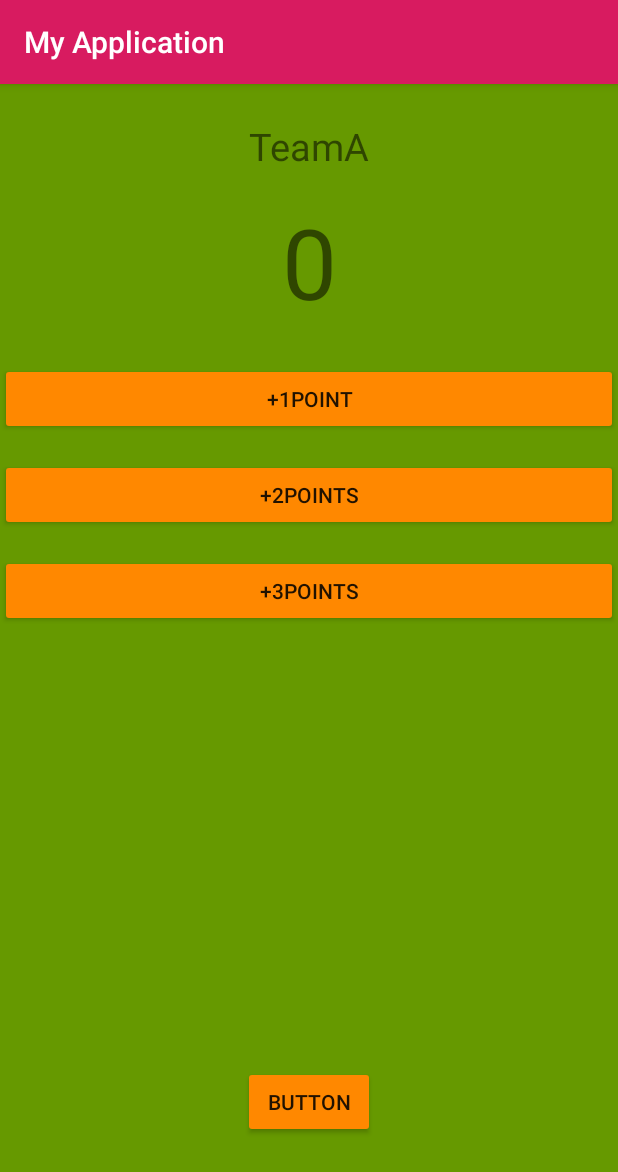
After one commit to SylviaZhang85/Hello, an Android app: the SecondActivity screen opened directly, with no data from a screen before it, on a phone screen of 412 x 824 dp. The commit adds this screen. Shown: the top 1172 px of the screen. Run offline under Robolectric (Android 15) with nearby library versions, the phone set to English and light mode, and no system bars.

Commit message:
计分程序

```diff
--- a/app/src/main/AndroidManifest.xml
+++ b/app/src/main/AndroidManifest.xml
@@ -9,6 +9,13 @@
         android:roundIcon="@mipmap/ic_launcher_round"
         android:supportsRtl="true"
         android:theme="@style/AppTheme">
+    <activity android:name=".SecondActivity">
+            <intent-filter>
+                <action android:name="android.intent.action.MAIN" />
+
+                <category android:name="android.intent.category.LAUNCHER" />
+            </intent-filter>
+        </activity>
         <activity android:name=".MainActivity">
             <intent-filter>
                 <action android:name="android.intent.action.MAIN" />
--- /dev/null
+++ b/app/src/main/java/com/swufe/myapplication/SecondActivity.java
@@ -0,0 +1,38 @@
+package com.swufe.myapplication;
+
+import androidx.appcompat.app.AppCompatActivity;
+
+import android.os.Bundle;
+import android.util.Log;
+import android.view.View;
+import android.widget.TextView;
+
+public class SecondActivity extends AppCompatActivity {
+
+    TextView score;
+
+    @Override
+    protected void onCreate(Bundle savedInstanceState) {
+        super.onCreate(savedInstanceState);
+        setContentView(R.layout.activity_second);
+
+        score = (TextView)findViewById(R.id.score);
+    }
+    public void btnAdd1(View btn){
+       showScore(3);
+    }
+    public void btnAdd2(View btn){
+       showScore(2);
+    }
+    public void btnAdd3(View btn){
+       showScore(1);
+    }
+    public void btnReset(View btn){
+   score.setText("0");
+    }
+    private void showScore(int inc){
+        Log.i("show","inc="+inc);
+        String oldScore = (String)score.getText();
+        int newScore=Integer.parseInt(oldScore)+inc ;
+        score.setText(""+ newScore);}
+}
--- a/app/src/main/res/layout/activity_main.xml
+++ b/app/src/main/res/layout/activity_main.xml
@@ -24,6 +24,7 @@
         android:layout_height="wrap_content"
         android:layout_marginBottom="30dp"
         android:ems="10"
+        android:hint="@string/hint_txt"
         android:inputType="text" />
 
     <Button
--- /dev/null
+++ b/app/src/main/res/layout/activity_second.xml
@@ -0,0 +1,75 @@
+<?xml version="1.0" encoding="utf-8"?>
+<androidx.constraintlayout.widget.ConstraintLayout xmlns:android="http://schemas.android.com/apk/res/android"
+    xmlns:app="http://schemas.android.com/apk/res-auto"
+    xmlns:tools="http://schemas.android.com/tools"
+    android:layout_width="match_parent"
+    android:layout_height="match_parent"
+    tools:context=".SecondActivity">
+
+    <Button
+        android:id="@+id/button"
+        android:layout_width="wrap_content"
+        android:layout_height="wrap_content"
+        android:layout_marginBottom="65dp"
+        android:gravity="center"
+        android:onClick="btnReset"
+        android:text="@string/Btn"
+        app:layout_constraintBottom_toBottomOf="parent"
+        app:layout_constraintEnd_toEndOf="parent"
+        app:layout_constraintStart_toStartOf="parent" />
+
+
+    <LinearLayout
+        android:layout_width="match_parent"
+        android:layout_height="match_parent"
+        android:background="@android:color/holo_green_dark"
+        android:onClick="btnReset"
+        android:orientation="vertical"
+        tools:layout_editor_absoluteX="16dp"
+        tools:layout_editor_absoluteY="39dp">
+
+        <TextView
+            android:id="@string/teamName"
+            android:layout_width="match_parent"
+            android:layout_height="wrap_content"
+            android:layout_marginTop="24dp"
+            android:layout_marginBottom="16dp"
+            android:gravity="center"
+            android:text="TeamA"
+            android:textSize="25sp" />
+
+        <TextView
+            android:id="@+id/score"
+            android:layout_width="match_parent"
+            android:layout_height="wrap_content"
+            android:layout_marginBottom="24dp"
+            android:gravity="center"
+            android:text="0"
+            android:textSize="65sp" />
+
+        <Button
+            android:id="@+id/btn_3"
+            android:layout_width="match_parent"
+            android:layout_height="wrap_content"
+            android:layout_marginBottom="16dp"
+            android:onClick="btnAdd3"
+            android:text="@string/label_add1" />
+
+        <Button
+            android:id="@+id/btn_2"
+            android:layout_width="match_parent"
+            android:layout_height="wrap_content"
+            android:layout_marginBottom="16dp"
+            android:onClick="btnAdd2"
+            android:text="@string/label_add2" />
+
+        <Button
+            android:id="@+id/btn_1"
+            android:layout_width="match_parent"
+            android:layout_height="wrap_content"
+            android:layout_marginBottom="16dp"
+            android:onClick="btnAdd1"
+            android:text="@string/label_add3" />
+
+    </LinearLayout>
+</androidx.constraintlayout.widget.ConstraintLayout>
--- a/app/src/main/res/values/strings.xml
+++ b/app/src/main/res/values/strings.xml
@@ -4,4 +4,11 @@
     <string name="from">WYB\'s wife</string>
     <string name="HELLO">Hello</string>
     <string name="btn_label">button</string>
+    <string name="hint_txt">input your name</string>
+    <string name="teamName">teamName</string>
+    <string name="Score">score</string>
+    <string name="label_add1">+1point</string>
+    <string name="label_add2">+2points</string>
+    <string name="label_add3">+3points</string>
+    <string name="Btn">BUTTON</string>
 </resources>
--- a/app/src/main/res/values/styles.xml
+++ b/app/src/main/res/values/styles.xml
@@ -3,9 +3,10 @@
     <!-- Base application theme. -->
     <style name="AppTheme" parent="Theme.AppCompat.Light.DarkActionBar">
         <!-- Customize your theme here. -->
-        <item name="colorPrimary">@color/colorPrimary</item>
+        <item name="colorPrimary">@color/colorAccent</item>
         <item name="colorPrimaryDark">@color/colorPrimaryDark</item>
         <item name="colorAccent">@color/colorAccent</item>
+        <item name="colorButtonNormal">@android:color/holo_orange_dark</item>
     </style>
 
 </resources>
```
